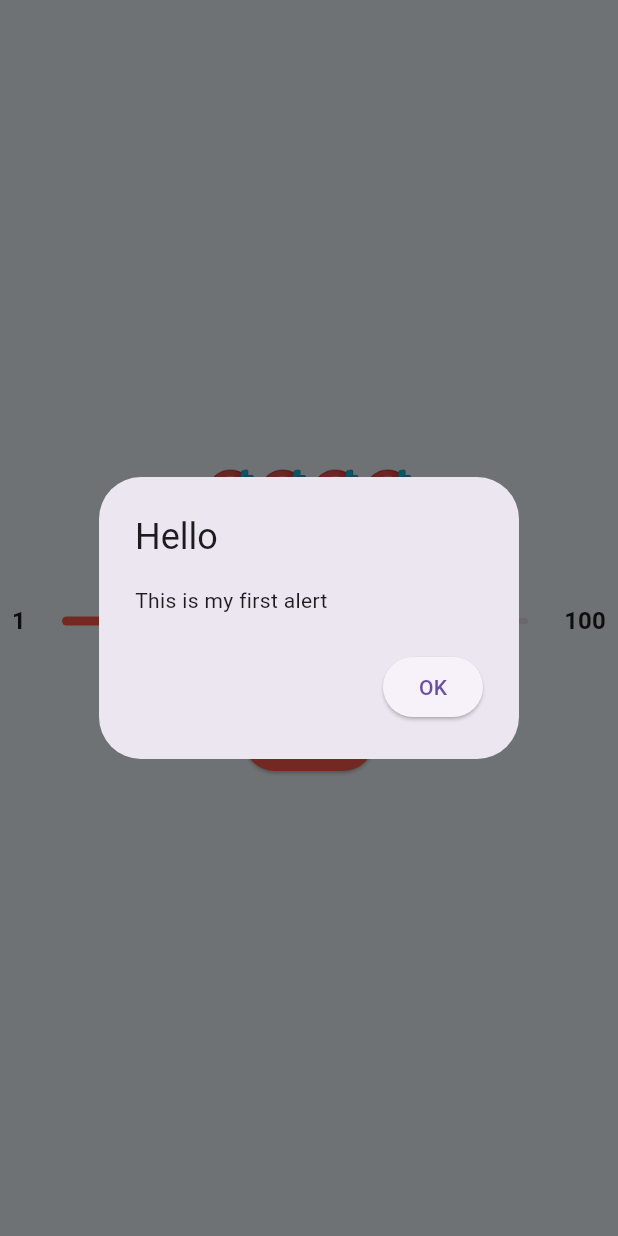
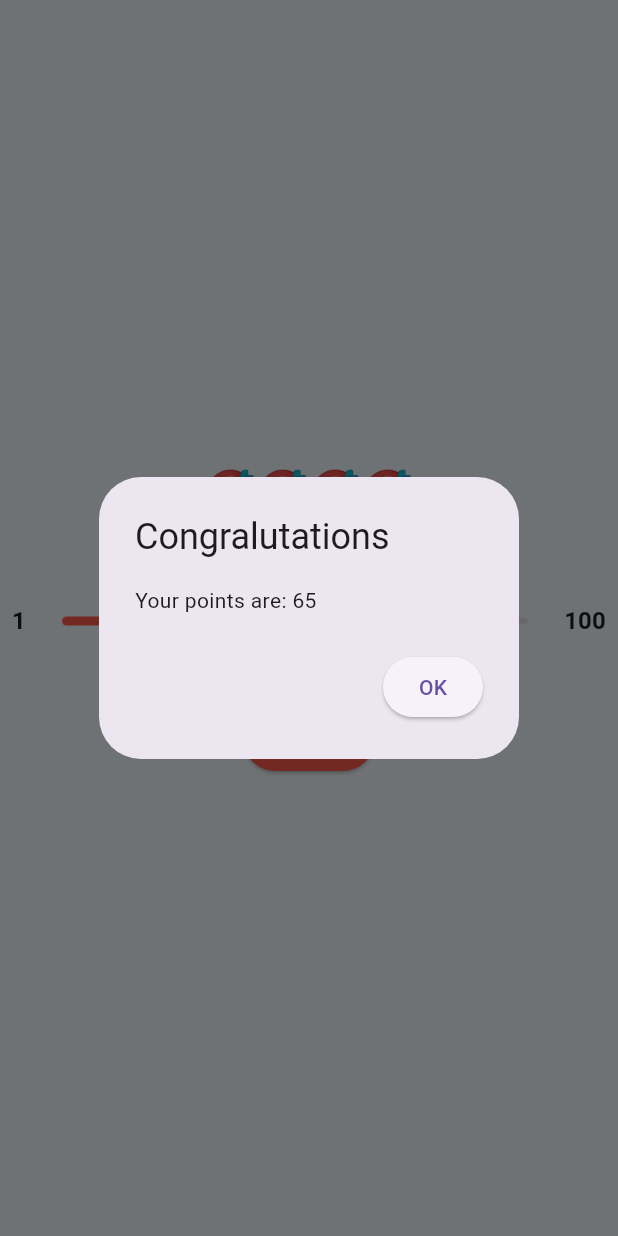
Before and after one commit to albertgarrido4/Challenge-First-Flutter-App-AlbertGarrido, a Flutter app: the screen it shows after launch, after a tap on "TRY", on a phone screen of 412 x 824 dp. Run offline on Flutter 3.47's test engine with Material 3 defaults, Android fonts, the phone set to English and light mode, and no system bars.

Commit message:
App architecture

```diff
--- /dev/null
+++ b/lib/game.dart
@@ -0,0 +1,27 @@
+import 'dart:math';
+
+class Game {
+  static final int MIN_VALUE = 0;
+  static final int MAX_VALUE = 100;
+
+  int _targetValue = 0;
+  int _points = 0;
+
+  int get targetValue => _targetValue;
+  int get points => _points;
+
+  Game() {
+    _targetValue = Random().nextInt(MAX_VALUE + 1 - MIN_VALUE) + MIN_VALUE;
+  }
+
+  void calculatePoints(double sliderValue) {
+    int sliderValueInt = sliderValue.round().toInt();
+    int difference = (_targetValue - sliderValueInt).abs();
+    _points = (MAX_VALUE - difference);
+  }
+
+  void reset() {
+    _targetValue = Random().nextInt(MAX_VALUE + 1 - MIN_VALUE) + MIN_VALUE;
+    _points = 0;
+  }
+}
--- a/lib/main.dart
+++ b/lib/main.dart
@@ -1,5 +1,6 @@
 import 'package:flutter/material.dart';
 import 'package:flutter_guess_the_number/app_colors.dart';
+import 'package:flutter_guess_the_number/game.dart';
 import 'package:flutter_guess_the_number/slider_widget.dart';
 
 void main() {
@@ -31,6 +32,7 @@ class _ContentViewState extends State<ContentView> {
   double _value = 50;
   final double _MIN_VALUE = 1.0;
   final double _MAX_VALUE = 100.0;
+  final Game _game = Game();
   @override
   Widget build(BuildContext context) {
     return Center(
@@ -38,7 +40,7 @@ class _ContentViewState extends State<ContentView> {
         mainAxisAlignment: MainAxisAlignment.center,
         children: [
           Text("🎯🎯🎯🎯", style: Theme.of(context).textTheme.headlineMedium),
-          Text("68", style: Theme.of(context).textTheme.headlineMedium?.copyWith(letterSpacing: -1, fontWeight: FontWeight.bold)),
+          Text("${_game.targetValue}", style: Theme.of(context).textTheme.headlineMedium?.copyWith(letterSpacing: -1, fontWeight: FontWeight.bold)),
           Padding(
             padding: const EdgeInsets.all(8.0),
             child: SliderWidget(value: _value, onChanged: _onChanged, min: _MIN_VALUE, max: _MAX_VALUE),
@@ -66,12 +68,16 @@ class _ContentViewState extends State<ContentView> {
   }
 
   void _onPressed() {
-    print("Button Pressed");
+
+    _game.calculatePoints(_value);
     showDialog(context: context, builder: (context)=>AlertDialog(
-      title: const Text("Hello"),
-      content: Text("This is my first alert"),
+      title: const Text("Congralutations"),
+      content: Text("Your points are: ${_game.points}"),
       actions: [
         ElevatedButton(onPressed: () {
+          setState(() {
+            _game.reset();
+          });
           Navigator.pop(context);
         }, child: const Text("OK"))
       ],
```
